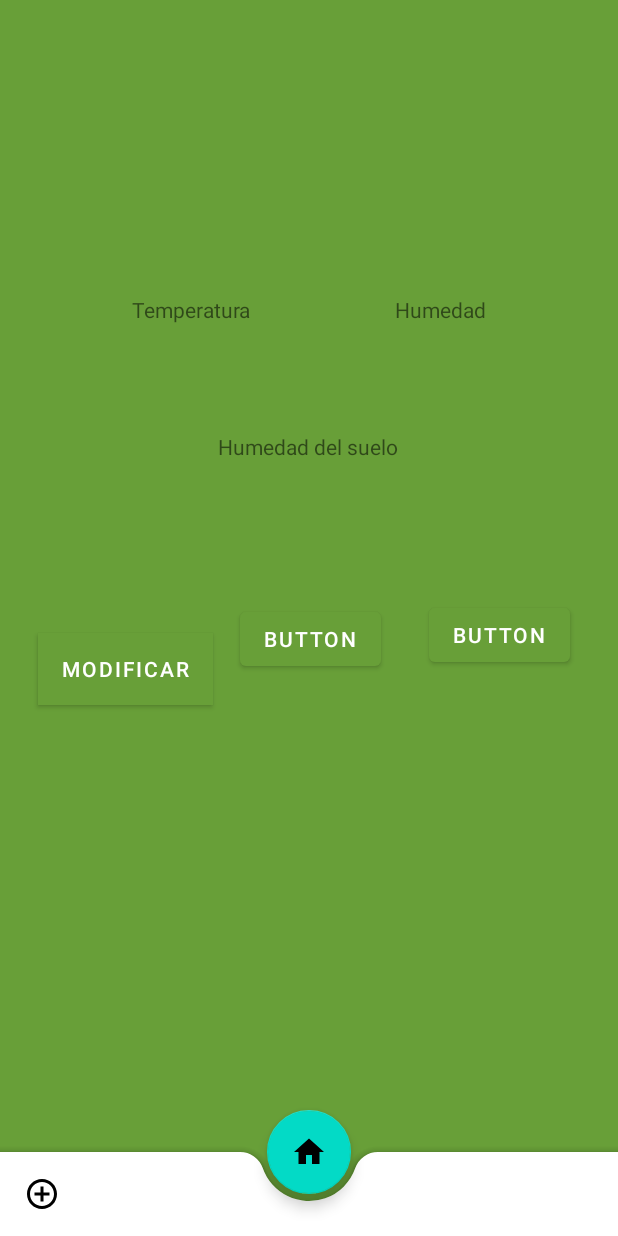
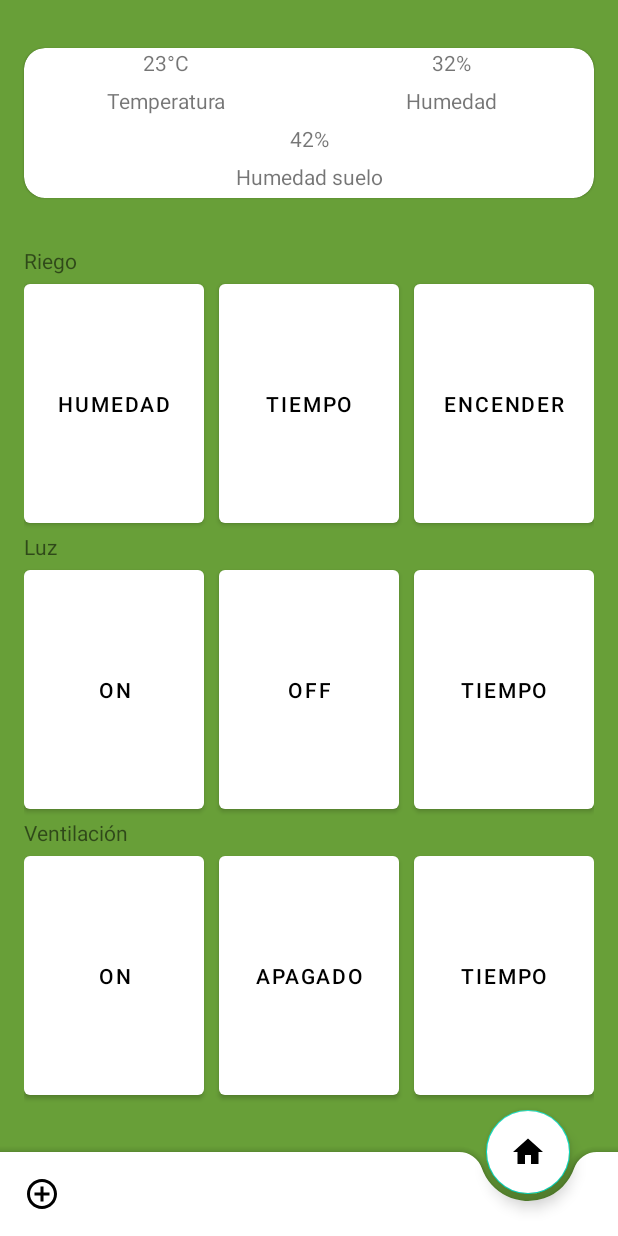
Before and after one commit to Alaanxs/LabPlant, an Android app: the screen it shows after launch (MainActivity), on a phone screen of 412 x 824 dp. Run offline under Robolectric (Android 15) with nearby library versions, the phone set to English and light mode, and no system bars.

Commit message:
Modelo beta

```diff
--- a/app/build.gradle
+++ b/app/build.gradle
@@ -34,4 +34,5 @@ dependencies {
     testImplementation 'junit:junit:4.12'
     androidTestImplementation 'androidx.test.ext:junit:1.1.0'
     androidTestImplementation 'androidx.test.espresso:espresso-core:3.1.1'
+    implementation 'com.android.support:cardview-v7:28.0.0'
 }
--- a/app/src/main/java/com/example/labplant/HomeFragment.kt
+++ b/app/src/main/java/com/example/labplant/HomeFragment.kt
@@ -24,9 +24,9 @@ class HomeFragment : Fragment() {
 
         val view: View = inflater.inflate(R.layout.fragment_home, container, false)
 
-        view.mod.setOnClickListener(){
+        /*view.mod.setOnClickListener(){
             view.mod.setBackgroundColor(Color.parseColor("#387002"))
-        }
+        }*/
         return view
     }
 
--- a/app/src/main/res/layout/activity_main.xml
+++ b/app/src/main/res/layout/activity_main.xml
@@ -7,7 +7,10 @@
     tools:context=".MainActivity"
     android:background="@color/colorPrimary">
 
-    <include layout="@layout/fragment_home"/>
+    <include
+        layout="@layout/fragment_home"
+        android:layout_width="match_parent"
+        android:layout_height="match_parent" />
 
     <androidx.coordinatorlayout.widget.CoordinatorLayout
         android:layout_width="match_parent"
@@ -19,17 +22,18 @@
             android:id="@+id/bottomBar"
             android:layout_gravity="bottom"
             app:backgroundTint="@color/white"
-            app:fabAlignmentMode="center"
+            app:fabAlignmentMode="end"
             app:fabCradleRoundedCornerRadius="16dp"
             app:navigationIcon="@drawable/ic_add_circle_outline_black_24dp"/>
 
         <com.google.android.material.floatingactionbutton.FloatingActionButton
             android:layout_width="wrap_content"
             android:layout_height="wrap_content"
+            android:id="@+id/fabBottomBar"
+            android:src="@drawable/ic_home_black_24dp"
+            android:backgroundTint="@color/white"
             app:fabSize="normal"
-            android:id="@+id/fabBottomBar"
-            app:layout_anchor="@id/bottomBar"
-            android:src="@drawable/ic_home_black_24dp"/>
+            app:layout_anchor="@id/bottomBar" />
 
     </androidx.coordinatorlayout.widget.CoordinatorLayout>
 
@@ -39,14 +43,6 @@
         android:layout_height="wrap_content"
         android:background="@color/white"
         android:layout_alignParentBottom="true"
-        app:menu="@menu/menu_interfaz" />
-
-    <FrameLayout
-        android:id="@+id/FrameLayout"
-        android:layout_width="match_parent"
-        android:layout_height="match_parent"
-        tools:layout_above="@id/bottomNavigationView">
-
-    </FrameLayout>-->
+        app:menu="@menu/menu_interfaz" />-->
 
 </RelativeLayout>
--- a/app/src/main/res/layout/fragment_home.xml
+++ b/app/src/main/res/layout/fragment_home.xml
@@ -7,75 +7,106 @@
     tools:context=".HomeFragment"
     android:background="@color/colorPrimary">
 
-    <TextView
-        android:id="@+id/textView"
-        android:layout_width="wrap_content"
-        android:layout_height="wrap_content"
-        android:layout_marginStart="88dp"
-        android:layout_marginBottom="72dp"
-        android:text="Temperatura"
-        app:layout_constraintBottom_toTopOf="@+id/textView2"
+    <com.google.android.material.card.MaterialCardView
+        android:id="@+id/materialCardView"
+        android:layout_width="0dp"
+        android:layout_height="100dp"
+        android:layout_marginStart="16dp"
+        android:layout_marginTop="32dp"
+        android:layout_marginEnd="16dp"
+        android:minHeight="200dp"
+        app:cardCornerRadius="14dp"
+        app:layout_constraintEnd_toEndOf="parent"
         app:layout_constraintStart_toStartOf="parent"
-        app:layout_constraintTop_toTopOf="parent"
-        app:layout_constraintVertical_bias="1.0" />
+        app:layout_constraintTop_toTopOf="parent">
 
-    <TextView
-        android:id="@+id/textView2"
-        android:layout_width="wrap_content"
-        android:layout_height="wrap_content"
-        android:layout_marginTop="288dp"
-        android:text="Humedad del suelo"
-        app:layout_constraintEnd_toEndOf="parent"
-        app:layout_constraintHorizontal_bias="0.498"
-        app:layout_constraintStart_toStartOf="parent"
-        app:layout_constraintTop_toTopOf="parent" />
+        <TableLayout
+            android:layout_width="match_parent"
+            android:layout_height="match_parent">
 
-    <TextView
-        android:id="@+id/textView3"
-        android:layout_width="wrap_content"
-        android:layout_height="wrap_content"
-        android:layout_marginEnd="88dp"
-        android:layout_marginBottom="72dp"
-        android:text="Humedad"
-        app:layout_constraintBottom_toTopOf="@+id/textView2"
-        app:layout_constraintEnd_toEndOf="parent"
-        app:layout_constraintTop_toTopOf="parent"
-        app:layout_constraintVertical_bias="1.0" />
+            <TableRow
+                android:layout_width="match_parent"
+                android:layout_height="match_parent">
 
-    <Button
-        android:id="@+id/mod"
-        android:layout_width="wrap_content"
-        android:layout_height="wrap_content"
-        android:background="@color/white"
-        android:text="Modificar"
-        app:layout_constraintBottom_toBottomOf="parent"
-        app:layout_constraintEnd_toStartOf="@+id/button"
-        app:layout_constraintHorizontal_bias="0.584"
-        app:layout_constraintStart_toStartOf="parent"
-        app:layout_constraintTop_toBottomOf="@+id/textView2"
-        app:layout_constraintVertical_bias="0.244" />
+                <TextView
+                    android:id="@+id/tvCelcius"
+                    android:layout_width="0dp"
+                    android:layout_height="25dp"
+                    android:layout_weight="1"
+                    android:text="23°C"
+                    android:textAlignment="center" />
 
-    <Button
-        android:id="@+id/button"
-        android:layout_width="wrap_content"
-        android:layout_height="wrap_content"
-        android:layout_marginTop="84dp"
-        android:layout_marginEnd="32dp"
-        android:text="Button"
-        app:layout_constraintBottom_toBottomOf="parent"
-        app:layout_constraintEnd_toStartOf="@+id/button2"
-        app:layout_constraintTop_toBottomOf="@+id/textView2"
-        app:layout_constraintVertical_bias="0.027" />
+                <TextView
+                    android:id="@+id/tvPHumedad"
+                    android:layout_width="0dp"
+                    android:layout_height="match_parent"
+                    android:layout_weight="1"
+                    android:text="32%"
+                    android:textAlignment="center" />
+            </TableRow>
 
-    <Button
-        android:id="@+id/button2"
-        android:layout_width="wrap_content"
-        android:layout_height="wrap_content"
-        android:layout_marginTop="92dp"
-        android:layout_marginEnd="32dp"
-        android:text="Button"
+            <TableRow
+                android:layout_width="match_parent"
+                android:layout_height="match_parent">
+
+                <TextView
+                    android:id="@+id/tvtemperatura"
+                    android:layout_width="0dp"
+                    android:layout_height="25dp"
+                    android:layout_weight="1"
+                    android:text="@string/titulo_temperatura"
+                    android:textAlignment="center" />
+
+                <TextView
+                    android:id="@+id/tvhumedad"
+                    android:layout_width="0dp"
+                    android:layout_height="match_parent"
+                    android:layout_weight="1"
+                    android:text="Humedad"
+                    android:textAlignment="center" />
+            </TableRow>
+
+            <TableRow
+                android:layout_width="match_parent"
+                android:layout_height="match_parent">
+
+                <TextView
+                    android:id="@+id/tvPHumedadS"
+                    android:layout_width="0dp"
+                    android:layout_height="25dp"
+                    android:layout_weight="1"
+                    android:text="42%"
+                    android:textAlignment="center" />
+            </TableRow>
+
+            <TableRow
+                android:layout_width="match_parent"
+                android:layout_height="match_parent">
+
+                <TextView
+                    android:id="@+id/tvhumedadsuelo"
+                    android:layout_width="0dp"
+                    android:layout_height="25dp"
+                    android:layout_weight="1"
+                    android:text="Humedad suelo"
+                    android:textAlignment="center" />
+            </TableRow>
+        </TableLayout>
+    </com.google.android.material.card.MaterialCardView>
+
+    <FrameLayout
+        android:layout_width="0dp"
+        android:layout_height="0dp"
+        android:layout_marginStart="16dp"
+        android:layout_marginTop="32dp"
+        android:layout_marginEnd="16dp"
+        android:layout_marginBottom="88dp"
         app:layout_constraintBottom_toBottomOf="parent"
         app:layout_constraintEnd_toEndOf="parent"
-        app:layout_constraintTop_toBottomOf="@+id/textView2"
-        app:layout_constraintVertical_bias="0.0" />
+        app:layout_constraintStart_toStartOf="parent"
+        app:layout_constraintTop_toBottomOf="@+id/materialCardView">
+
+        <include layout="@layout/fragment_settings" />
+    </FrameLayout>
+
 </androidx.constraintlayout.widget.ConstraintLayout>
--- a/app/src/main/res/layout/fragment_settings.xml
+++ b/app/src/main/res/layout/fragment_settings.xml
@@ -1,15 +1,151 @@
 <?xml version="1.0" encoding="utf-8"?>
 <RelativeLayout xmlns:android="http://schemas.android.com/apk/res/android"
+    xmlns:app="http://schemas.android.com/apk/res-auto"
     xmlns:tools="http://schemas.android.com/tools"
     android:layout_width="match_parent"
     android:layout_height="match_parent"
     tools:context=".SettingsFragment">
 
-    <!-- TODO: Update blank fragment layout -->
-    <TextView
+    <TableLayout
         android:layout_width="match_parent"
-        android:layout_height="match_parent"
-        android:background="@color/colorPrimaryDark"
-        android:text="@string/hello_blank_fragment" />
+        android:layout_height="match_parent">
 
+        <TableRow
+            android:layout_width="match_parent"
+            android:layout_height="match_parent">
+
+            <TextView
+                android:id="@+id/textView2"
+                android:layout_width="wrap_content"
+                android:layout_height="wrap_content"
+                android:text="Riego" />
+        </TableRow>
+
+        <TableRow
+            android:layout_width="match_parent"
+            android:layout_height="match_parent"
+            android:layout_weight="1">
+
+            <Button
+                android:id="@+id/button"
+                android:layout_width="0dp"
+                android:layout_height="match_parent"
+                android:layout_marginEnd="10dp"
+                android:layout_weight="1"
+                android:text="Humedad"
+                android:textColor="#000000"
+                app:backgroundTint="#FFFFFF" />
+
+            <Button
+                android:id="@+id/button2"
+                android:layout_width="0dp"
+                android:layout_height="match_parent"
+                android:layout_weight="1"
+                android:text="Tiempo"
+                android:textColor="#000000"
+                app:backgroundTint="#FFFFFF" />
+
+            <Button
+                android:id="@+id/button3"
+                android:layout_width="0dp"
+                android:layout_height="match_parent"
+                android:layout_marginStart="10dp"
+                android:layout_weight="1"
+                android:text="Encender"
+                android:textColor="#000000"
+                app:backgroundTint="#FFFFFF" />
+        </TableRow>
+
+        <TableRow
+            android:layout_width="match_parent"
+            android:layout_height="match_parent">
+
+            <TextView
+                android:id="@+id/textView1"
+                android:layout_width="wrap_content"
+                android:layout_height="wrap_content"
+                android:text="Luz" />
+        </TableRow>
+
+        <TableRow
+            android:layout_width="match_parent"
+            android:layout_height="match_parent"
+            android:layout_weight="1">
+
+            <Button
+                android:id="@+id/button4"
+                android:layout_width="0dp"
+                android:layout_height="match_parent"
+                android:layout_marginEnd="10dp"
+                android:layout_weight="1"
+                android:text="On"
+                android:textColor="#000000"
+                app:backgroundTint="#FFFFFF" />
+
+            <Button
+                android:id="@+id/button5"
+                android:layout_width="0dp"
+                android:layout_height="match_parent"
+                android:layout_weight="1"
+                android:text="Off"
+                android:textColor="#000000"
+                app:backgroundTint="#FFFFFF" />
+
+            <Button
+                android:id="@+id/button6"
+                android:layout_width="0dp"
+                android:layout_height="match_parent"
+                android:layout_marginStart="10dp"
+                android:layout_weight="1"
+                android:text="Tiempo"
+                android:textColor="#000000"
+                app:backgroundTint="#FFFFFF" />
+        </TableRow>
+
+        <TableRow
+            android:layout_width="match_parent"
+            android:layout_height="match_parent">
+
+            <TextView
+                android:id="@+id/textView"
+                android:layout_width="wrap_content"
+                android:layout_height="wrap_content"
+                android:text="Ventilación" />
+        </TableRow>
+
+        <TableRow
+            android:layout_width="match_parent"
+            android:layout_height="match_parent"
+            android:layout_weight="1">
+
+            <Button
+                android:id="@+id/button10"
+                android:layout_width="0dp"
+                android:layout_height="match_parent"
+                android:layout_marginEnd="10dp"
+                android:layout_weight="1"
+                android:text="On"
+                android:textColor="#000000"
+                app:backgroundTint="#FFFFFF" />
+
+            <Button
+                android:id="@+id/button11"
+                android:layout_width="0dp"
+                android:layout_height="match_parent"
+                android:layout_weight="1"
+                android:text="Apagado"
+                android:textColor="#000000"
+                app:backgroundTint="#FFFFFF" />
+
+            <Button
+                android:id="@+id/button12"
+                android:layout_width="0dp"
+                android:layout_height="match_parent"
+                android:layout_marginStart="10dp"
+                android:layout_weight="1"
+                android:text="Tiempo"
+                android:textColor="#000000"
+                app:backgroundTint="#FFFFFF" />
+        </TableRow>
+    </TableLayout>
 </RelativeLayout>
--- a/app/src/main/res/values/strings.xml
+++ b/app/src/main/res/values/strings.xml
@@ -3,4 +3,5 @@
 
     <!-- TODO: Remove or change this placeholder text -->
     <string name="hello_blank_fragment">Hello blank fragment</string>
+    <string name="titulo_temperatura">Temperatura</string>
 </resources>
```
